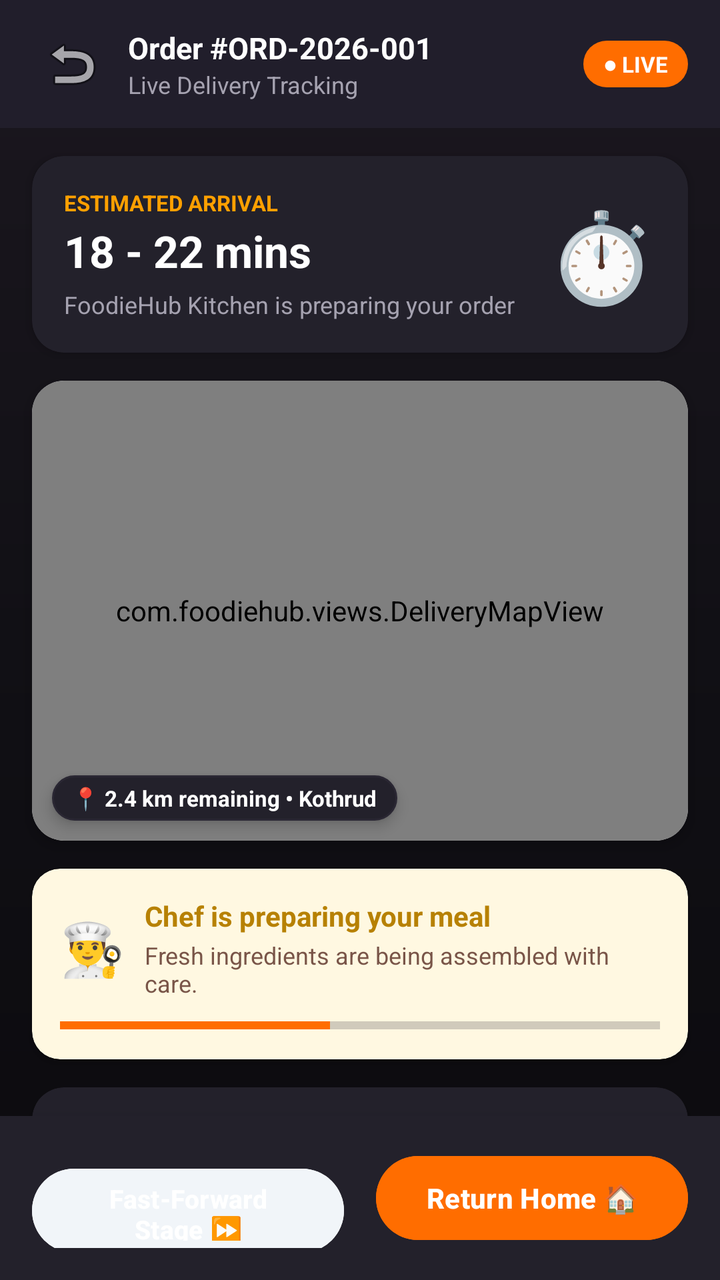
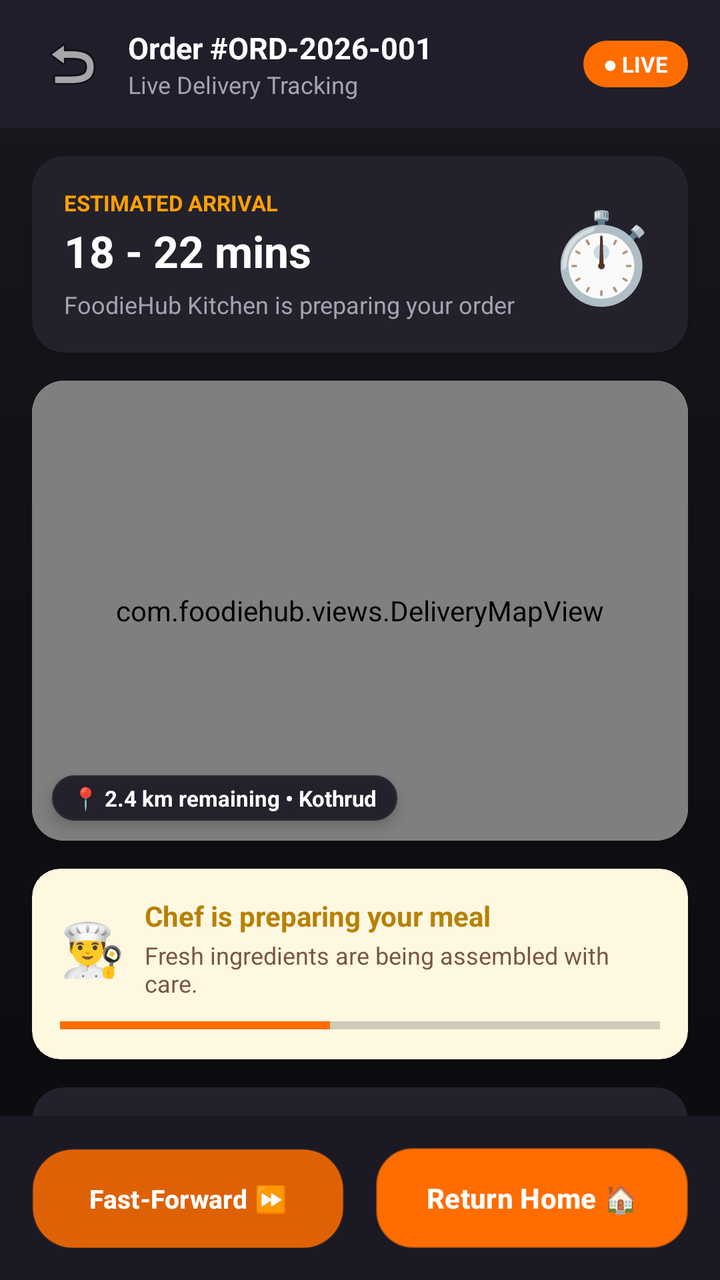

The first picture is an Android layout as it rendered before a commit; the second is the same layout after the commit. The layout source and the unified diff follow.
<!-- AndroidManifest.xml: activity theme Theme.FoodieHub.NoActionBar -->
<!-- res/layout/activity_order_tracking.xml -->
<?xml version="1.0" encoding="utf-8"?>
<androidx.coordinatorlayout.widget.CoordinatorLayout xmlns:android="http://schemas.android.com/apk/res/android"
    xmlns:app="http://schemas.android.com/apk/res-auto"
    xmlns:tools="http://schemas.android.com/tools"
    android:layout_width="match_parent"
    android:layout_height="match_parent"
    android:background="@drawable/bg_dark_gradient">

    
    <com.google.android.material.appbar.AppBarLayout
        android:layout_width="match_parent"
        android:layout_height="wrap_content"
        android:background="#211E2B"
        android:elevation="4dp">

        <androidx.appcompat.widget.Toolbar
            android:id="@+id/trackingToolbar"
            android:layout_width="match_parent"
            android:layout_height="?attr/actionBarSize">

            <LinearLayout
                android:layout_width="match_parent"
                android:layout_height="match_parent"
                android:gravity="center_vertical"
                android:orientation="horizontal"
                android:paddingEnd="16dp">

                <ImageButton
                    android:id="@+id/btnTrackingBack"
                    android:layout_width="40dp"
                    android:layout_height="40dp"
                    android:background="?attr/selectableItemBackgroundBorderless"
                    android:src="@android:drawable/ic_menu_revert"
                    android:contentDescription="Back" />

                <LinearLayout
                    android:layout_width="0dp"
                    android:layout_height="wrap_content"
                    android:layout_marginStart="8dp"
                    android:layout_weight="1"
                    android:orientation="vertical">

                    <TextView
                        android:id="@+id/txtTrackingOrderId"
                        android:layout_width="wrap_content"
                        android:layout_height="wrap_content"
                        android:text="Order #ORD-2026-001"
                        android:textColor="@color/text_primary"
                        android:textSize="15sp"
                        android:textStyle="bold" />

                    <TextView
                        android:layout_width="wrap_content"
                        android:layout_height="wrap_content"
                        android:text="Live Delivery Tracking"
                        android:textColor="@color/text_secondary"
                        android:textSize="12sp" />
                </LinearLayout>

                <TextView
                    android:id="@+id/txtTrackingLiveBadge"
                    android:layout_width="wrap_content"
                    android:layout_height="wrap_content"
                    android:background="@drawable/bg_primary_button"
                    android:paddingHorizontal="10dp"
                    android:paddingVertical="4dp"
                    android:text="● LIVE"
                    android:textColor="@color/white"
                    android:textSize="11sp"
                    android:textStyle="bold" />
            </LinearLayout>
        </androidx.appcompat.widget.Toolbar>
    </com.google.android.material.appbar.AppBarLayout>

    <androidx.core.widget.NestedScrollView
        android:layout_width="match_parent"
        android:layout_height="match_parent"
        android:layout_marginTop="?attr/actionBarSize"
        android:fillViewport="true">

        <LinearLayout
            android:layout_width="match_parent"
            android:layout_height="wrap_content"
            android:orientation="vertical"
            android:paddingBottom="90dp">

            
            <androidx.cardview.widget.CardView
                android:layout_width="match_parent"
                android:layout_height="wrap_content"
                android:layout_marginHorizontal="16dp"
                android:layout_marginTop="14dp"
                app:cardBackgroundColor="@color/card_background"
                app:cardCornerRadius="16dp"
                app:cardElevation="3dp">

                <LinearLayout
                    android:layout_width="match_parent"
                    android:layout_height="wrap_content"
                    android:orientation="horizontal"
                    android:padding="16dp">

                    <LinearLayout
                        android:layout_width="0dp"
                        android:layout_height="wrap_content"
                        android:layout_weight="1"
                        android:orientation="vertical">

                        <TextView
                            android:layout_width="wrap_content"
                            android:layout_height="wrap_content"
                            android:text="ESTIMATED ARRIVAL"
                            android:textColor="@color/accent"
                            android:textSize="11sp"
                            android:textStyle="bold" />

                        <TextView
                            android:id="@+id/txtTrackingEta"
                            android:layout_width="wrap_content"
                            android:layout_height="wrap_content"
                            android:layout_marginTop="2dp"
                            android:text="18 - 22 mins"
                            android:textColor="@color/text_primary"
                            android:textSize="22sp"
                            android:textStyle="bold" />

                        <TextView
                            android:id="@+id/txtTrackingSubtext"
                            android:layout_width="wrap_content"
                            android:layout_height="wrap_content"
                            android:layout_marginTop="4dp"
                            android:text="FoodieHub Kitchen is preparing your order"
                            android:textColor="@color/text_secondary"
                            android:textSize="12sp" />
                    </LinearLayout>

                    <TextView
                        android:layout_width="wrap_content"
                        android:layout_height="wrap_content"
                        android:layout_gravity="center"
                        android:text="⏱️"
                        android:textSize="44sp" />
                </LinearLayout>
            </androidx.cardview.widget.CardView>

            
            <androidx.cardview.widget.CardView
                android:layout_width="match_parent"
                android:layout_height="230dp"
                android:layout_marginHorizontal="16dp"
                android:layout_marginTop="14dp"
                app:cardCornerRadius="16dp"
                app:cardElevation="4dp">

                <FrameLayout
                    android:layout_width="match_parent"
                    android:layout_height="match_parent">

                    <com.foodiehub.views.DeliveryMapView
                        android:id="@+id/mapDeliveryView"
                        android:layout_width="match_parent"
                        android:layout_height="match_parent" />

                    
                    <LinearLayout
                        android:layout_width="wrap_content"
                        android:layout_height="wrap_content"
                        android:layout_gravity="bottom|start"
                        android:layout_margin="10dp"
                        android:background="@drawable/bg_rounded_card"
                        android:elevation="4dp"
                        android:orientation="horizontal"
                        android:paddingHorizontal="10dp"
                        android:paddingVertical="4dp">

                        <TextView
                            android:id="@+id/txtMapDistanceRemaining"
                            android:layout_width="wrap_content"
                            android:layout_height="wrap_content"
                            android:text="📍 2.4 km remaining • Kothrud"
                            android:textColor="@color/text_primary"
                            android:textSize="11sp"
                            android:textStyle="bold" />
                    </LinearLayout>
                </FrameLayout>
            </androidx.cardview.widget.CardView>

            
            <androidx.cardview.widget.CardView
                android:layout_width="match_parent"
                android:layout_height="wrap_content"
                android:layout_marginHorizontal="16dp"
                android:layout_marginTop="14dp"
                app:cardBackgroundColor="#FFF8E1"
                app:cardCornerRadius="14dp"
                app:cardElevation="2dp">

                <LinearLayout
                    android:layout_width="match_parent"
                    android:layout_height="wrap_content"
                    android:orientation="vertical"
                    android:padding="14dp">

                    <LinearLayout
                        android:layout_width="match_parent"
                        android:layout_height="wrap_content"
                        android:gravity="center_vertical"
                        android:orientation="horizontal">

                        <TextView
                            android:id="@+id/txtStageIcon"
                            android:layout_width="wrap_content"
                            android:layout_height="wrap_content"
                            android:text="👨‍🍳"
                            android:textSize="26sp" />

                        <LinearLayout
                            android:layout_width="0dp"
                            android:layout_height="wrap_content"
                            android:layout_marginStart="10dp"
                            android:layout_weight="1"
                            android:orientation="vertical">

                            <TextView
                                android:id="@+id/txtStageTitle"
                                android:layout_width="wrap_content"
                                android:layout_height="wrap_content"
                                android:text="Chef is preparing your meal"
                                android:textColor="#B78103"
                                android:textSize="14sp"
                                android:textStyle="bold" />

                            <TextView
                                android:id="@+id/txtStageDesc"
                                android:layout_width="wrap_content"
                                android:layout_height="wrap_content"
                                android:layout_marginTop="2dp"
                                android:text="Fresh ingredients are being assembled with care."
                                android:textColor="#795548"
                                android:textSize="12sp" />
                        </LinearLayout>
                    </LinearLayout>

                    <ProgressBar
                        android:id="@+id/progressStage"
                        style="?android:attr/progressBarStyleHorizontal"
                        android:layout_width="match_parent"
                        android:layout_height="6dp"
                        android:layout_marginTop="10dp"
                        android:indeterminate="false"
                        android:max="100"
                        android:progress="45"
                        android:progressTint="@color/primary" />
                </LinearLayout>
            </androidx.cardview.widget.CardView>

            
            <androidx.cardview.widget.CardView
                android:layout_width="match_parent"
                android:layout_height="wrap_content"
                android:layout_marginHorizontal="16dp"
                android:layout_marginTop="14dp"
                app:cardBackgroundColor="@color/card_background"
                app:cardCornerRadius="16dp"
                app:cardElevation="3dp">

                <LinearLayout
                    android:layout_width="match_parent"
                    android:layout_height="wrap_content"
                    android:orientation="vertical"
                    android:padding="16dp">

                    <LinearLayout
                        android:layout_width="match_parent"
                        android:layout_height="wrap_content"
                        android:gravity="center_vertical"
                        android:orientation="horizontal">

                        <TextView
                            android:layout_width="52dp"
                            android:layout_height="52dp"
                            android:background="@drawable/bg_badge"
                            android:gravity="center"
                            android:text="🛵"
                            android:textSize="26sp" />

                        <LinearLayout
                            android:layout_width="0dp"
                            android:layout_height="wrap_content"
                            android:layout_marginStart="12dp"
                            android:layout_weight="1"
                            android:orientation="vertical">

                            <TextView
                                android:layout_width="wrap_content"
                                android:layout_height="wrap_content"
                                android:text="Rahul Sharma"
                                android:textColor="@color/text_primary"
                                android:textSize="15sp"
                                android:textStyle="bold" />

                            <TextView
                                android:layout_width="wrap_content"
                                android:layout_height="wrap_content"
                                android:layout_marginTop="2dp"
                                android:text="4.9 ★ • Honda Activa (MH 12 AB 4589)"
                                android:textColor="@color/text_secondary"
                                android:textSize="12sp" />

                            <TextView
                                android:layout_width="wrap_content"
                                android:layout_height="wrap_content"
                                android:layout_marginTop="2dp"
                                android:text="✓ FoodieHub Verified Partner"
                                android:textColor="#2E7D32"
                                android:textSize="11sp"
                                android:textStyle="bold" />
                        </LinearLayout>
                    </LinearLayout>

                    
                    <LinearLayout
                        android:layout_width="match_parent"
                        android:layout_height="wrap_content"
                        android:layout_marginTop="14dp"
                        android:orientation="horizontal">

                        <Button
                            android:id="@+id/btnCallPartner"
                            android:layout_width="0dp"
                            android:layout_height="44dp"
                            android:layout_marginEnd="6dp"
                            android:layout_weight="1"
                            android:backgroundTint="#E8F5E9"
                            android:text="📞 Call Rahul"
                            android:textColor="#2E7D32"
                            android:textSize="13sp"
                            android:textStyle="bold" />

                        <Button
                            android:id="@+id/btnChatPartner"
                            android:layout_width="0dp"
                            android:layout_height="44dp"
                            android:layout_marginStart="6dp"
                            android:layout_weight="1"
                            android:backgroundTint="#EDE7F6"
                            android:text="💬 Message"
                            android:textColor="#512DA8"
                            android:textSize="13sp"
                            android:textStyle="bold" />
                    </LinearLayout>

                </LinearLayout>
            </androidx.cardview.widget.CardView>

            
            <androidx.cardview.widget.CardView
                android:layout_width="match_parent"
                android:layout_height="wrap_content"
                android:layout_marginHorizontal="16dp"
                android:layout_marginTop="14dp"
                app:cardBackgroundColor="@color/card_background"
                app:cardCornerRadius="14dp"
                app:cardElevation="2dp">

                <LinearLayout
                    android:layout_width="match_parent"
                    android:layout_height="wrap_content"
                    android:orientation="vertical"
                    android:padding="14dp">

                    <TextView
                        android:layout_width="wrap_content"
                        android:layout_height="wrap_content"
                        android:text="📍 Delivering to:"
                        android:textColor="@color/text_primary"
                        android:textSize="13sp"
                        android:textStyle="bold" />

                    <TextView
                        android:id="@+id/txtTrackingAddress"
                        android:layout_width="wrap_content"
                        android:layout_height="wrap_content"
                        android:layout_marginTop="4dp"
                        android:text="Flat 402, Green Palms, Kothrud, Pune - 411038"
                        android:textColor="@color/text_secondary"
                        android:textSize="13sp" />
                </LinearLayout>
            </androidx.cardview.widget.CardView>

        </LinearLayout>
    </androidx.core.widget.NestedScrollView>

    
    <LinearLayout
        android:layout_width="match_parent"
        android:layout_height="wrap_content"
        android:layout_gravity="bottom"
        android:background="@color/card_background"
        android:elevation="12dp"
        android:orientation="horizontal"
        android:padding="16dp">

        <Button
            android:id="@+id/btnSimulateNextStage"
            android:layout_width="0dp"
            android:layout_height="50dp"
            android:layout_marginEnd="8dp"
            android:layout_weight="1"
            android:backgroundTint="#F1F5F9"
            android:text="Fast-Forward Stage ⏩"
            android:textColor="@color/text_primary"
            android:textSize="13sp"
            android:textStyle="bold" />

        <Button
            android:id="@+id/btnBackHomeFromTracking"
            android:layout_width="0dp"
            android:layout_height="50dp"
            android:layout_marginStart="8dp"
            android:layout_weight="1"
            android:backgroundTint="@color/primary"
            android:text="Return Home 🏠"
            android:textColor="@color/white"
            android:textSize="14sp"
            android:textStyle="bold" />
    </LinearLayout>

</androidx.coordinatorlayout.widget.CoordinatorLayout>
<!-- resources referenced by this layout -->
<resources>
  <color name="accent">#FFA000</color>
  <color name="card_background">#23212B</color>
  <color name="primary">#FF6D00</color>
  <color name="text_primary">#FFFFFF</color>
  <color name="text_secondary">#A5A2B0</color>
  <color name="white">#FFFFFF</color>
  <!-- drawable bg_badge (drawable) -->
  <?xml version="1.0" encoding="utf-8"?>
  <shape xmlns:android="http://schemas.android.com/apk/res/android"
      android:shape="oval">
      <solid android:color="@color/primary" />
      <size android:width="20dp" android:height="20dp" />
  </shape>
  <!-- drawable bg_dark_gradient (drawable) -->
  <?xml version="1.0" encoding="utf-8"?>
  <shape xmlns:android="http://schemas.android.com/apk/res/android"
      android:shape="rectangle">
      <gradient
          android:type="linear"
          android:angle="270"
          android:startColor="#1B171F"
          android:centerColor="#111015"
          android:endColor="#0B0A0E" />
  </shape>
  <!-- drawable bg_primary_button (drawable) -->
  <?xml version="1.0" encoding="utf-8"?>
  <ripple xmlns:android="http://schemas.android.com/apk/res/android"
      android:color="#FFCCBC">
      <item>
          <shape android:shape="rectangle">
              <solid android:color="@color/primary" />
              <corners android:radius="12dp" />
          </shape>
      </item>
  </ripple>
  <!-- drawable bg_rounded_card (drawable) -->
  <?xml version="1.0" encoding="utf-8"?>
  <shape xmlns:android="http://schemas.android.com/apk/res/android"
      android:shape="rectangle">
      <solid android:color="@color/card_background" />
      <corners android:radius="12dp" />
      <stroke android:width="1dp" android:color="@color/divider" />
  </shape>
  <style name="Theme.FoodieHub.NoActionBar" parent="Theme.FoodieHub">
          <item name="windowActionBar">false</item>
          <item name="windowNoTitle">true</item>
      </style>
  <color name="divider">#2A2733</color>
  <style name="Theme.FoodieHub" parent="Theme.Material3.DayNight.NoActionBar">
          <item name="colorPrimary">@color/primary</item>
          <item name="colorPrimaryVariant">@color/primary_dark</item>
          <item name="colorSecondary">@color/accent</item>
          <item name="android:statusBarColor">#0E0D12</item>
          <item name="android:navigationBarColor">#0E0D12</item>
          <item name="android:windowBackground">#0E0D12</item>
          <item name="android:colorBackground">#0E0D12</item>
          <item name="android:windowLightStatusBar">false</item>
          <item name="android:windowSplashScreenBackground" tools:targetApi="31">#0E0D12</item>
          <item name="android:windowSplashScreenAnimatedIcon" tools:targetApi="31">@drawable/ic_launcher</item>
          <item name="windowActionBar">false</item>
          <item name="windowNoTitle">true</item>
      </style>
  <color name="primary_dark">#E65100</color>
  <!-- unchanged entries left out for length: 1 -->
</resources>

<!-- the commit's change to res/layout/activity_order_tracking.xml (unified diff, before → after) -->
@@ -396,7 +396,7 @@
         android:layout_width="match_parent"
         android:layout_height="wrap_content"
         android:layout_gravity="bottom"
-        android:background="@color/card_background"
+        android:background="#1B1924"
         android:elevation="12dp"
         android:orientation="horizontal"
         android:padding="16dp">
@@ -407,9 +407,10 @@
             android:layout_height="50dp"
             android:layout_marginEnd="8dp"
             android:layout_weight="1"
-            android:backgroundTint="#F1F5F9"
-            android:text="Fast-Forward Stage ⏩"
-            android:textColor="@color/text_primary"
+            android:background="@drawable/bg_glass_card"
+            android:text="Fast-Forward ⏩"
+            android:textAllCaps="false"
+            android:textColor="@color/text_white"
             android:textSize="13sp"
             android:textStyle="bold" />
 
@@ -419,8 +420,9 @@
             android:layout_height="50dp"
             android:layout_marginStart="8dp"
             android:layout_weight="1"
-            android:backgroundTint="@color/primary"
+            android:background="@drawable/bg_pill_selected"
             android:text="Return Home 🏠"
+            android:textAllCaps="false"
             android:textColor="@color/white"
             android:textSize="14sp"
             android:textStyle="bold" />
<!-- resource entries referenced after the edit -->
@@ -5,6 +5,7 @@
   <color name="primary">#FF6D00</color>
   <color name="text_primary">#FFFFFF</color>
   <color name="text_secondary">#A5A2B0</color>
+  <color name="text_white">#FFFFFF</color>
   <color name="white">#FFFFFF</color>
   <!-- drawable bg_badge (drawable) -->
   <?xml version="1.0" encoding="utf-8"?>
@@ -23,6 +24,30 @@
           android:startColor="#1B171F"
           android:centerColor="#111015"
           android:endColor="#0B0A0E" />
+  </shape>
+  <!-- drawable bg_glass_card (drawable) -->
+  <?xml version="1.0" encoding="utf-8"?>
+  <shape xmlns:android="http://schemas.android.com/apk/res/android"
+      android:shape="rectangle">
+      <solid android:color="#D922202A" />
+      <corners android:radius="20dp" />
+      <stroke
+          android:width="1dp"
+          android:color="#26FFFFFF" />
+  </shape>
+  <!-- drawable bg_pill_selected (drawable) -->
+  <?xml version="1.0" encoding="utf-8"?>
+  <shape xmlns:android="http://schemas.android.com/apk/res/android"
+      android:shape="rectangle">
+      <gradient
+          android:type="linear"
+          android:angle="135"
+          android:startColor="#FFA000"
+          android:endColor="#FF5722" />
+      <corners android:radius="18dp" />
+      <stroke
+          android:width="1dp"
+          android:color="#80FFE082" />
   </shape>
   <!-- drawable bg_primary_button (drawable) -->
   <?xml version="1.0" encoding="utf-8"?>
